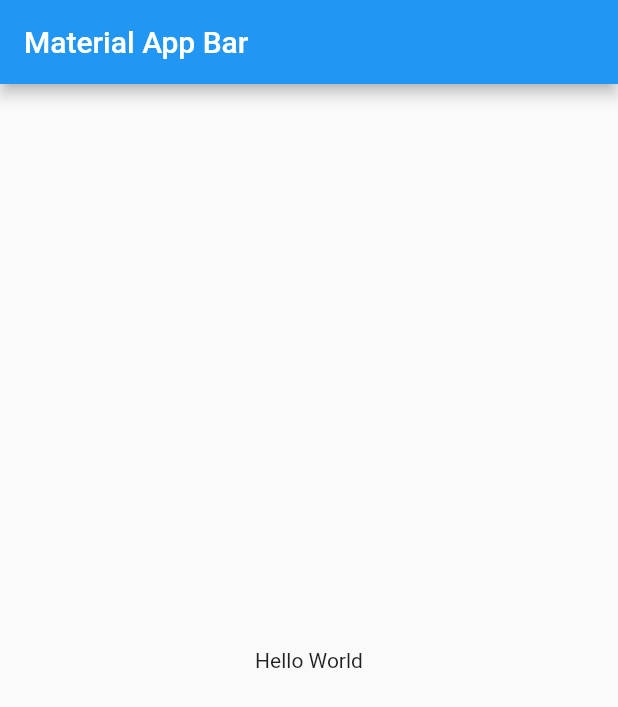
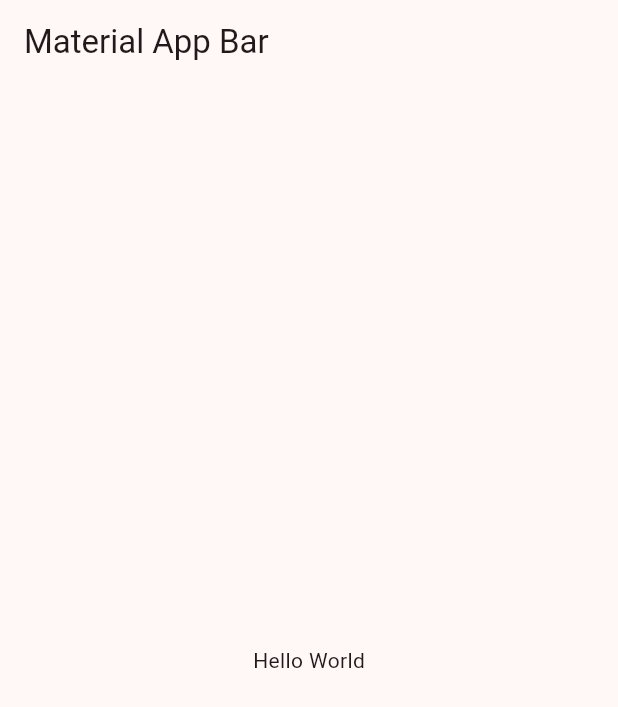
Before and after one commit to hernanspc/WidgetsApp, a Flutter app: the screen it shows after launch, on a phone screen of 412 x 824 dp. Shown: the top 707 px of the screen. Run offline on Flutter 3.47's test engine with Material 2 defaults, Android fonts, the phone set to English and light mode, and no system bars.

Commit message:
se agrega tema

```diff
--- /dev/null
+++ b/lib/config/theme/app_theme.dart
@@ -0,0 +1,28 @@
+import 'package:flutter/material.dart';
+
+const colorList = <Color>[
+  Colors.blue,
+  Colors.teal,
+  Colors.green,
+  Colors.red,
+  Colors.purple,
+  Colors.deepPurple,
+  Colors.orange,
+  Colors.pink,
+  Colors.pinkAccent,
+];
+
+class AppTheme {
+  final int selectedColor;
+
+  AppTheme({
+    this.selectedColor = 0,
+  })  : assert(selectedColor >= 0, 'Selected color must be greater than 0'),
+        assert(selectedColor < colorList.length,
+            'Selected color must be less or equal than ${colorList.length - 1}');
+
+  ThemeData getTheme() => ThemeData(
+        useMaterial3: true,
+        colorSchemeSeed: colorList[selectedColor],
+      );
+}
--- a/lib/main.dart
+++ b/lib/main.dart
@@ -1,4 +1,5 @@
 import 'package:flutter/material.dart';
+import 'package:widgets_app/config/theme/app_theme.dart';
 
 void main() => runApp(const MyApp());
 
@@ -8,7 +9,9 @@ class MyApp extends StatelessWidget {
   @override
   Widget build(BuildContext context) {
     return MaterialApp(
+      debugShowCheckedModeBanner: false,
       title: 'Material App',
+      theme: AppTheme(selectedColor: 8).getTheme(),
       home: Scaffold(
         appBar: AppBar(
           title: const Text('Material App Bar'),
```
